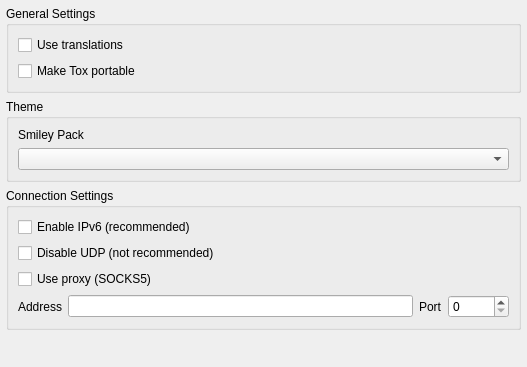
qTox/qTox, file widget/form/settings/generalsettings.ui: the form before one commit.
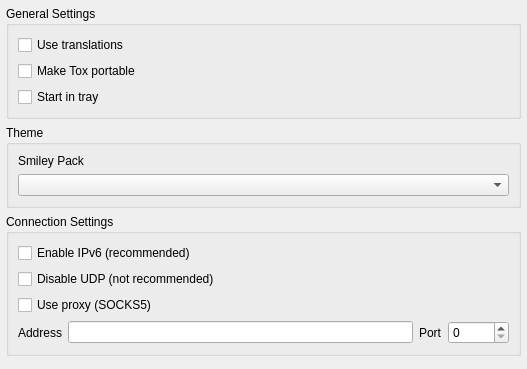
The form after the commit.

Commit message:
support for hiding in tray
also new setting, autostart in tray

Diff of the .ui file:
```diff
--- a/widget/form/settings/generalsettings.ui
+++ b/widget/form/settings/generalsettings.ui
@@ -7,7 +7,7 @@
     <x>0</x>
     <y>0</y>
     <width>527</width>
-    <height>367</height>
+    <height>369</height>
    </rect>
   </property>
   <property name="windowTitle">
@@ -46,6 +46,13 @@
         </property>
        </widget>
       </item>
+      <item>
+       <widget class="QCheckBox" name="startInTray">
+        <property name="text">
+         <string>Start in tray</string>
+        </property>
+       </widget>
+      </item>
      </layout>
     </widget>
    </item>
```
The commit also changes 7 other files.
